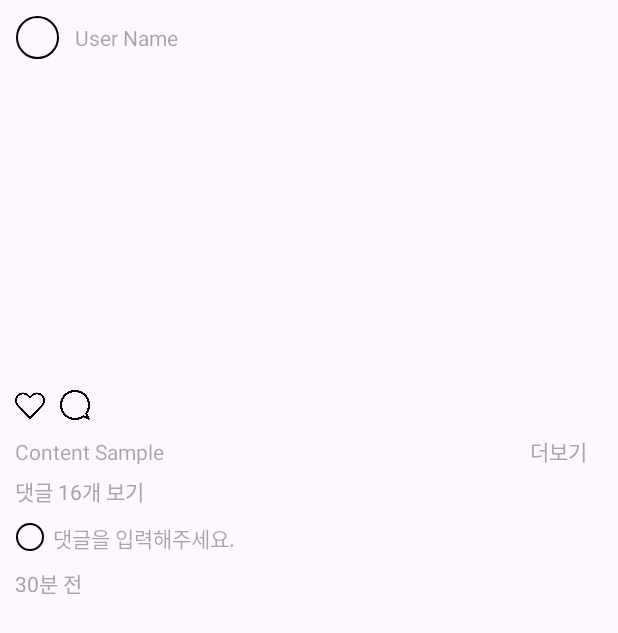
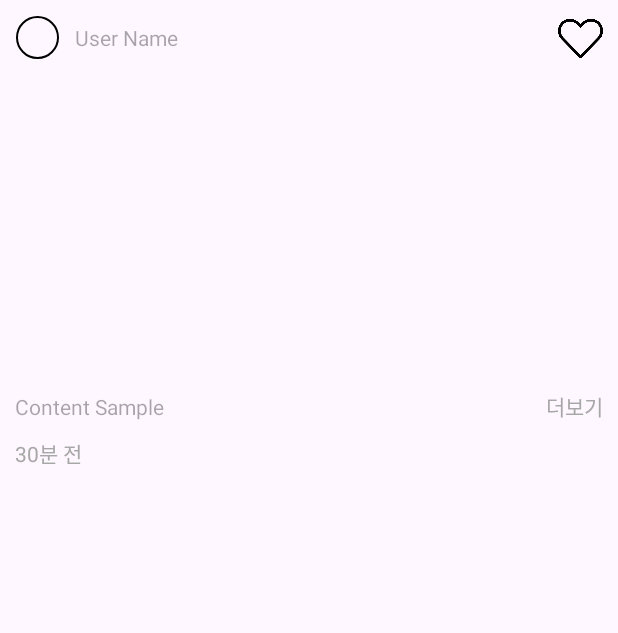
Before and after one commit to Team14SNS/Philogram, an Android app: the FeedActivity screen opened directly, with no data from a screen before it, on a phone screen of 412 x 824 dp. Shown: the top 633 px of the screen. Run offline under Robolectric (Android 15) with nearby library versions, the phone set to English and light mode, and no system bars.

Commit message:
Feat : 게시물 더보기 기능 구현 &  댓글 UI 수정

```diff
--- a/app/src/main/AndroidManifest.xml
+++ b/app/src/main/AndroidManifest.xml
@@ -11,9 +11,6 @@
         android:supportsRtl="true"
         android:theme="@style/Theme.Philogram"
         tools:targetApi="31">
-        <activity
-            android:name=".LoginFindPwActivity"
-            android:exported="false" />
         <activity
             android:name=".FeedActivity"
             android:exported="false" />
--- a/app/src/main/java/com/example/philogram/main/MainActivity.kt
+++ b/app/src/main/java/com/example/philogram/main/MainActivity.kt
@@ -33,15 +33,15 @@ class MainActivity : AppCompatActivity() {
         initView()
         addProfileItem()
         addPostItem()
+    }
 
+    private fun initView() {
         val userName = UserManager.currentUser?.name
         if (userName != null) {
             val welcomeText = "$userName 님 환영합니다"
             findViewById<TextView>(R.id.txt_main).text = welcomeText
         }
-    }
 
-    private fun initView() {
         imgUser.setOnClickListener {
             val intent = Intent(this, LoginActivity::class.java)
             startActivity(intent)
@@ -78,14 +78,38 @@ class MainActivity : AppCompatActivity() {
             val itemView = layoutInflater.inflate(R.layout.item_main_post, null)
             val imtPostProfile = itemView.findViewById<ImageView>(R.id.img_post_profile)
             val txtPostUserName = itemView.findViewById<TextView>(R.id.txt_post_userName)
+            val imgPostHeart = itemView.findViewById<ImageView>(R.id.img_post_heart)
             val imgPostPicture = itemView.findViewById<ImageView>(R.id.img_post_picture)
             val txtPostContent = itemView.findViewById<TextView>(R.id.txt_post_content)
             val txtPostMore = itemView.findViewById<TextView>(R.id.txt_post_more)
+            val txtPostDate = itemView.findViewById<TextView>(R.id.txt_post_date)
 
             imtPostProfile.setImageResource(item.imgPostProfile)
             txtPostUserName.text = item.txtPostUserName
+            var isHeart = false
+            imgPostHeart.setOnClickListener {
+                if(isHeart) {
+                    imgPostHeart.setImageResource(R.drawable.ic_empty_heart)
+                    isHeart = false
+                } else {
+                    imgPostHeart.setImageResource(R.drawable.ic_full_heart)
+                    isHeart = true
+                }
+            }
             imgPostPicture.setImageResource(item.imgPostPicture)
             txtPostContent.text = item.txtPostContent
+            var isTxtMore = false
+            txtPostMore.setOnClickListener {
+                if(isTxtMore) {
+                    txtPostContent.maxLines = 1
+                    txtPostMore.text = "더보기"
+                    isTxtMore = false
+                } else {
+                    txtPostContent.maxLines = 10
+                    txtPostMore.text = "접기"
+                    isTxtMore = true
+                }
+            }
 
             linearLayoutPost.addView(itemView)
         }
--- a/app/src/main/res/layout/item_main_post.xml
+++ b/app/src/main/res/layout/item_main_post.xml
@@ -8,7 +8,7 @@
     <LinearLayout
         android:layout_width="match_parent"
         android:layout_height="wrap_content"
-        android:layout_marginVertical="10dp"
+        android:layout_margin="10dp"
         android:orientation="horizontal">
 
         <com.google.android.material.imageview.ShapeableImageView
@@ -16,7 +16,6 @@
             android:layout_width="30dp"
             android:layout_height="30dp"
             android:padding="1dp"
-            android:layout_marginHorizontal="10dp"
             app:shapeAppearanceOverlay="@style/circle"
             app:strokeColor="@color/black"
             app:strokeWidth="1dp" />
@@ -25,9 +24,22 @@
             android:id="@+id/txt_post_userName"
             android:layout_width="wrap_content"
             android:layout_height="match_parent"
+            android:layout_marginStart="10dp"
             android:gravity="center"
             android:hint="User Name"
             android:textColor="@color/black" />
+
+        <View
+            android:layout_width="0dp"
+            android:layout_height="0dp"
+            android:layout_weight="1" />
+
+        <ImageView
+            android:id="@+id/img_post_heart"
+            android:layout_width="30dp"
+            android:layout_height="30dp"
+            android:layout_gravity="right"
+            android:src="@drawable/ic_empty_heart" />
     </LinearLayout>
 
     <ImageView
@@ -36,91 +48,43 @@
         android:layout_height="200dp"
         android:scaleType="centerCrop" />
 
-    <LinearLayout
+    <androidx.constraintlayout.widget.ConstraintLayout
         android:layout_width="match_parent"
         android:layout_height="wrap_content"
-        android:layout_marginHorizontal="10dp"
-        android:orientation="vertical">
-        <LinearLayout
-            android:layout_width="match_parent"
-            android:layout_height="wrap_content"
-            android:layout_marginVertical="10dp"
+        android:layout_margin="10dp"
         android:orientation="horizontal">
-            <ImageView
-                android:id="@+id/img_post_heart"
-                android:layout_width="20dp"
-                android:layout_height="20dp"
-                android:src="@drawable/ic_empty_heart"/>
-            <ImageView
-                android:id="@+id/img_post_comment"
-                android:layout_marginStart="10dp"
-                android:src="@drawable/ic_comment"
-                android:layout_width="20dp"
-                android:layout_height="20dp"/>
-        </LinearLayout>
-        <LinearLayout
-            android:layout_width="match_parent"
-            android:layout_height="wrap_content"
-            android:orientation="horizontal">
+
         <TextView
             android:id="@+id/txt_post_content"
-                android:layout_width="match_parent"
+            android:layout_width="0dp"
             android:layout_height="wrap_content"
-                android:layout_weight="1.5"
             android:ellipsize="end"
             android:hint="Content Sample"
             android:maxLines="1"
-                android:textColor="@color/black" />
+            android:textColor="@color/black"
+            app:layout_constraintBottom_toBottomOf="parent"
+            app:layout_constraintEnd_toStartOf="@id/txt_post_more"
+            app:layout_constraintStart_toStartOf="parent"
+            app:layout_constraintTop_toTopOf="parent" />
 
         <TextView
             android:id="@+id/txt_post_more"
-                android:layout_width="match_parent"
-                android:layout_height="wrap_content"
-                android:layout_weight="8.5"
-                android:layout_marginLeft="10dp"
-                android:text="더보기"
-                android:textColor="@color/gray" />
-        </LinearLayout>
-
-        <TextView
-            android:id="@+id/txt_post_comment_count"
             android:layout_width="wrap_content"
             android:layout_height="wrap_content"
-            android:layout_marginTop="5dp"
-            android:text="댓글 16개 보기"
-            android:textColor="@color/gray" />
-
-        <LinearLayout
-            android:layout_width="match_parent"
-            android:layout_height="wrap_content"
-            android:layout_marginVertical="10dp"
-            android:orientation="horizontal">
-
-            <com.google.android.material.imageview.ShapeableImageView
-                android:id="@+id/img_post_comment_profile"
-                android:layout_width="20dp"
-                android:layout_height="20dp"
-                android:padding="1dp"
-                app:shapeAppearanceOverlay="@style/circle"
-                app:strokeColor="@color/black"
-                app:strokeWidth="1dp" />
-
-            <TextView
-                android:id="@+id/txt_post_comment_content"
-                android:layout_width="wrap_content"
-                android:layout_height="match_parent"
             android:layout_marginStart="5dp"
-                android:gravity="center"
-                android:hint="댓글을 입력해주세요."
-                android:textColor="@color/black" />
-        </LinearLayout>
+            android:text="더보기"
+            android:textColor="@color/gray"
+            app:layout_constraintEnd_toEndOf="parent"
+            app:layout_constraintStart_toEndOf="@id/txt_post_content"
+            app:layout_constraintTop_toTopOf="parent" />
+    </androidx.constraintlayout.widget.ConstraintLayout>
 
     <TextView
         android:id="@+id/txt_post_date"
         android:layout_width="wrap_content"
         android:layout_height="wrap_content"
+        android:layout_marginHorizontal="10dp"
         android:layout_marginBottom="10dp"
         android:text="30분 전"
         android:textColor="@color/gray" />
 </LinearLayout>
-</LinearLayout>
```
Lines whose indentation alone changed are shown as unchanged.
